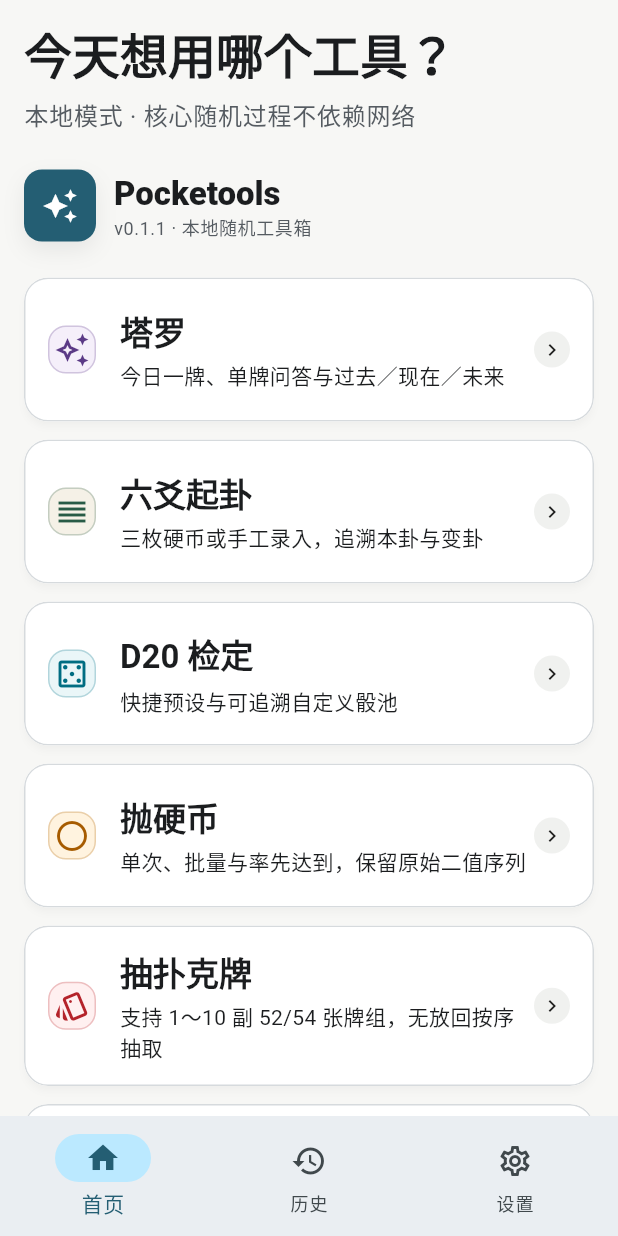
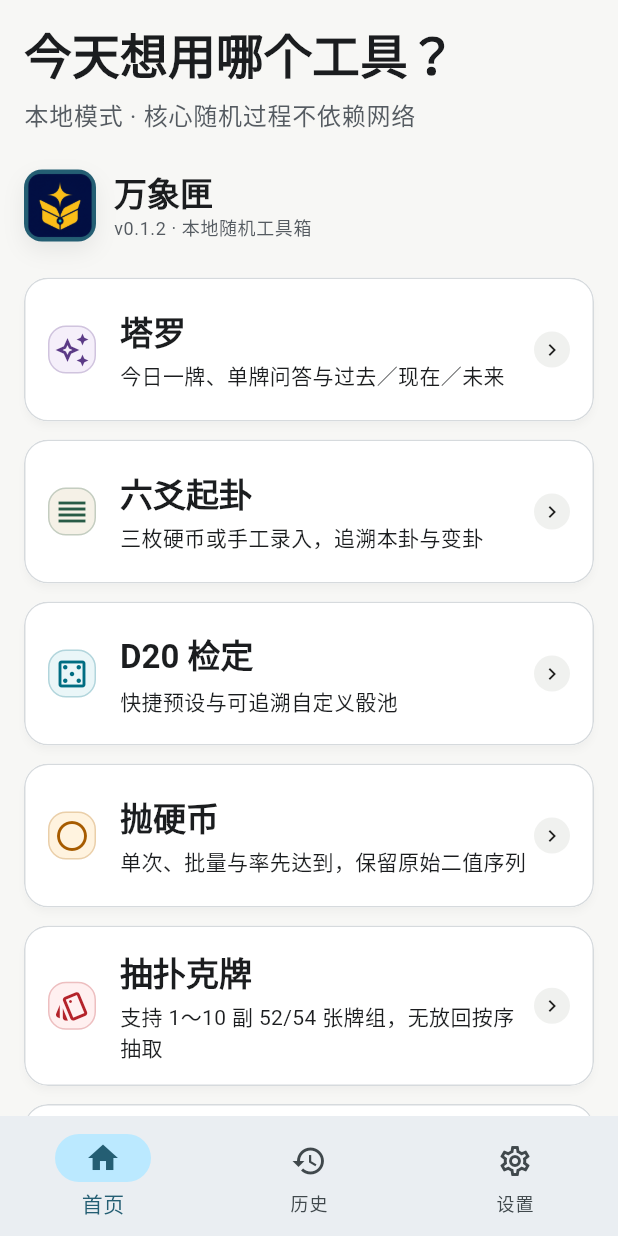
Before and after one commit to OhYee/pocketools, a Flutter app: the screen it shows after launch, on a phone screen of 412 x 824 dp. Run offline on Flutter 3.47's test engine with Material 3 defaults, Android fonts, the phone set to English and light mode, and no system bars; our stand-ins replace share_plus, shared_preferences, web; missing offline and left inert: dart:js_interop.

Commit message:
feat: launch 万象匣 brand identity

```diff
--- a/lib/app/pocketools_app.dart
+++ b/lib/app/pocketools_app.dart
@@ -171,7 +171,7 @@ final class _PocketoolsAppState extends State<PocketoolsApp> {
 
   @override
   Widget build(BuildContext context) => MaterialApp(
-    title: 'Pocketools',
+    title: '万象匣',
     debugShowCheckedModeBanner: false,
     theme: AppTheme.light(),
     darkTheme: AppTheme.dark(),
--- a/lib/app/presentation/history_page.dart
+++ b/lib/app/presentation/history_page.dart
@@ -133,10 +133,7 @@ final class _HistoryPageState extends State<HistoryPage> {
       false;
 
   Future<void> _deleteAll() async {
-    if (!await _confirm(
-      title: '清除全部历史？',
-      message: '此操作只删除 Pocketools 本地历史，无法撤销。',
-    )) {
+    if (!await _confirm(title: '清除全部历史？', message: '此操作只删除万象匣本地历史，无法撤销。')) {
       return;
     }
     await widget.repository.clearHistory();
--- a/lib/app/presentation/settings_page.dart
+++ b/lib/app/presentation/settings_page.dart
@@ -33,7 +33,7 @@ final class _SettingsPageState extends State<SettingsPage> {
       context: context,
       builder: (context) => AlertDialog(
         title: const Text('清除全部历史？'),
-        content: const Text('这会删除 Pocketools 拥有的本地会话、收藏和私人备注，无法撤销。'),
+        content: const Text('这会删除万象匣拥有的本地会话、收藏和私人备注，无法撤销。'),
         actions: <Widget>[
           AppButton(
             label: '取消',
@@ -141,7 +141,7 @@ final class _SettingsPageState extends State<SettingsPage> {
                   onChanged: (value) => settings.historyEnabled = value,
                 ),
                 const Text(
-                  'Web 使用站点本地存储。无痕模式、浏览器清理站点数据或系统回收空间都可能移除它；Pocketools 不上传会话。',
+                  'Web 使用站点本地存储。无痕模式、浏览器清理站点数据或系统回收空间都可能移除它；万象匣不上传会话。',
                 ),
                 const SizedBox(height: AppSpacing.lg),
                 AppButton(
--- a/lib/core/tools/tool_session_adapter.dart
+++ b/lib/core/tools/tool_session_adapter.dart
@@ -130,7 +130,7 @@ final class ToolSessionAdapter {
       title: descriptor.name,
       summary: summary,
       plainText: <String>[
-        'Pocketools · ${descriptor.name}',
+        '万象匣 · ${descriptor.name}',
         summary,
         '规则版本：${session.ruleVersion}',
         '算法版本：${session.algorithmVersion}',
--- a/lib/design_system/components/app_brand_header.dart
+++ b/lib/design_system/components/app_brand_header.dart
@@ -23,11 +23,14 @@ final class AppBrandHeader extends StatelessWidget {
             ),
           ],
         ),
-        child: SizedBox.square(
-          dimension: AppSpacing.xxxl,
-          child: Icon(
-            Icons.auto_awesome,
-            color: Theme.of(context).colorScheme.onPrimary,
+        child: ClipRRect(
+          borderRadius: BorderRadius.circular(AppRadii.medium),
+          child: Image.asset(
+            'assets/branding/app_icon.png',
+            width: AppSpacing.xxxl,
+            height: AppSpacing.xxxl,
+            fit: BoxFit.cover,
+            semanticLabel: '万象匣标志',
           ),
         ),
       ),
@@ -36,12 +39,12 @@ final class AppBrandHeader extends StatelessWidget {
         crossAxisAlignment: CrossAxisAlignment.start,
         children: <Widget>[
           Text(
-            'Pocketools',
+            '万象匣',
             style: Theme.of(context).textTheme.titleLarge
                 ?.copyWith(fontWeight: FontWeight.w800),
           ),
           Text(
-            'v0.1.1 · 本地随机工具箱',
+            'v0.1.2 · 本地随机工具箱',
             style: Theme.of(context).textTheme.bodySmall
                 ?.copyWith(color: context.appColors.textSecondary),
           ),
--- a/lib/design_system/components/app_nav_shell.dart
+++ b/lib/design_system/components/app_nav_shell.dart
@@ -55,15 +55,15 @@ final class AppNavShell extends StatelessWidget {
                   bottom: AppSpacing.xl,
                 ),
                 child: Tooltip(
-                  message: 'Pocketools',
-                  child: DecoratedBox(
-                    decoration: BoxDecoration(
-                      color: accentSurface,
-                      borderRadius: BorderRadius.circular(AppRadii.medium),
-                    ),
-                    child: SizedBox.square(
-                      dimension: AppSpacing.xxxl,
-                      child: Icon(Icons.auto_awesome, color: accentColor),
+                  message: '万象匣',
+                  child: ClipRRect(
+                    borderRadius: BorderRadius.circular(AppRadii.medium),
+                    child: Image.asset(
+                      'assets/branding/app_icon.png',
+                      width: AppSpacing.xxxl,
+                      height: AppSpacing.xxxl,
+                      fit: BoxFit.cover,
+                      semanticLabel: '万象匣标志',
                     ),
                   ),
                 ),
--- a/lib/features/cards/presentation/card_tool_module.dart
+++ b/lib/features/cards/presentation/card_tool_module.dart
@@ -80,7 +80,7 @@ final class CardToolModule implements ToolModule, ToolSessionAdapterProvider {
       title: descriptor.name,
       summary: summary,
       plainText: <String>[
-        'Pocketools · ${descriptor.name}',
+        '万象匣 · ${descriptor.name}',
         cardDeckSummary(config),
         for (var index = 0; index < result.cards.length; index++)
           '#${index + 1} ${playingCardLabel(result.cards[index])}',
--- a/lib/features/coin/presentation/coin_tool_module.dart
+++ b/lib/features/coin/presentation/coin_tool_module.dart
@@ -179,7 +179,7 @@ final class CoinToolModule
       title: descriptor.name,
       summary: summary,
       plainText: <String>[
-        'Pocketools · ${descriptor.name}',
+        '万象匣 · ${descriptor.name}',
         '标签：heads=${config.headsLabel}；tails=${config.tailsLabel}',
         '共抛 ${result.tossCount} 次',
         '计数：${config.headsLabel} ${result.headsCount}（heads）；'
--- a/lib/features/liuyao/presentation/liuyao_tool_module.dart
+++ b/lib/features/liuyao/presentation/liuyao_tool_module.dart
@@ -108,7 +108,7 @@ final class LiuyaoToolModule
     final config = codec.decodeInput(session.input);
     final reading = codec.decodeOutcome(session.outcome, config);
     final lines = <String>[
-      'Pocketools · ${descriptor.name}',
+      '万象匣 · ${descriptor.name}',
       summary,
       '方式：${liuyaoModeLabel(config.mode)}',
       for (final line in reading.lines)
--- a/lib/features/multi_divination/presentation/multi_divination_tool_module.dart
+++ b/lib/features/multi_divination/presentation/multi_divination_tool_module.dart
@@ -123,7 +123,7 @@ final class MultiDivinationToolModule
     final config = codec.decodeInput(session.input);
     final reading = codec.decodeOutcome(session.outcome, config);
     final lines = <String>[
-      'Pocketools · ${descriptor.name}',
+      '万象匣 · ${descriptor.name}',
       summary,
       '方式：${multiDivinationModeLabel(config.mode)}',
       for (final group in reading.groups)
--- a/lib/features/tarot/presentation/tarot_tool_module.dart
+++ b/lib/features/tarot/presentation/tarot_tool_module.dart
@@ -216,7 +216,7 @@ final class TarotToolModule
     const composer = TarotInterpretationComposer();
     final interpretations = composer.resolveReading(result);
     final lines = <String>[
-      'Pocketools · ${descriptor.name}',
+      '万象匣 · ${descriptor.name}',
       tarotReadingSummary(config),
       for (final interpretation in interpretations)
         '${tarotPositionLabel(interpretation.drawnCard.position)}：'
--- a/pubspec.yaml
+++ b/pubspec.yaml
@@ -1,5 +1,5 @@
 name: pocketools
-description: "Pocketools offline-first random utility toolbox."
+description: "万象匣：离线优先的随机工具箱。"
 # The following line prevents the package from being accidentally published to
 # pub.dev using `flutter pub publish`. This is preferred for private packages.
 publish_to: 'none' # Remove this line if you wish to publish to pub.dev
@@ -16,7 +16,7 @@ publish_to: 'none' # Remove this line if you wish to publish to pub.dev
 # https://developer.apple.com/library/archive/documentation/General/Reference/InfoPlistKeyReference/Articles/CoreFoundationKeys.html
 # In Windows, build-name is used as the major, minor, and patch parts
 # of the product and file versions while build-number is used as the build suffix.
-version: 0.1.1+2
+version: 0.1.2+3
 
 environment:
   sdk: ^3.13.1
@@ -60,6 +60,7 @@ flutter:
   # Runtime physical-object and classic tarot assets. The manifest records
   # the stable deck-index to file mapping and source boundary.
   assets:
+    - assets/branding/
     - assets/runtime/
     - assets/runtime/tarot/
     - assets/runtime/tarot/rider_waite/
```
Also changed, not shown: assets/branding/app_icon.png (added), pubspec.lock, 18 other files.
